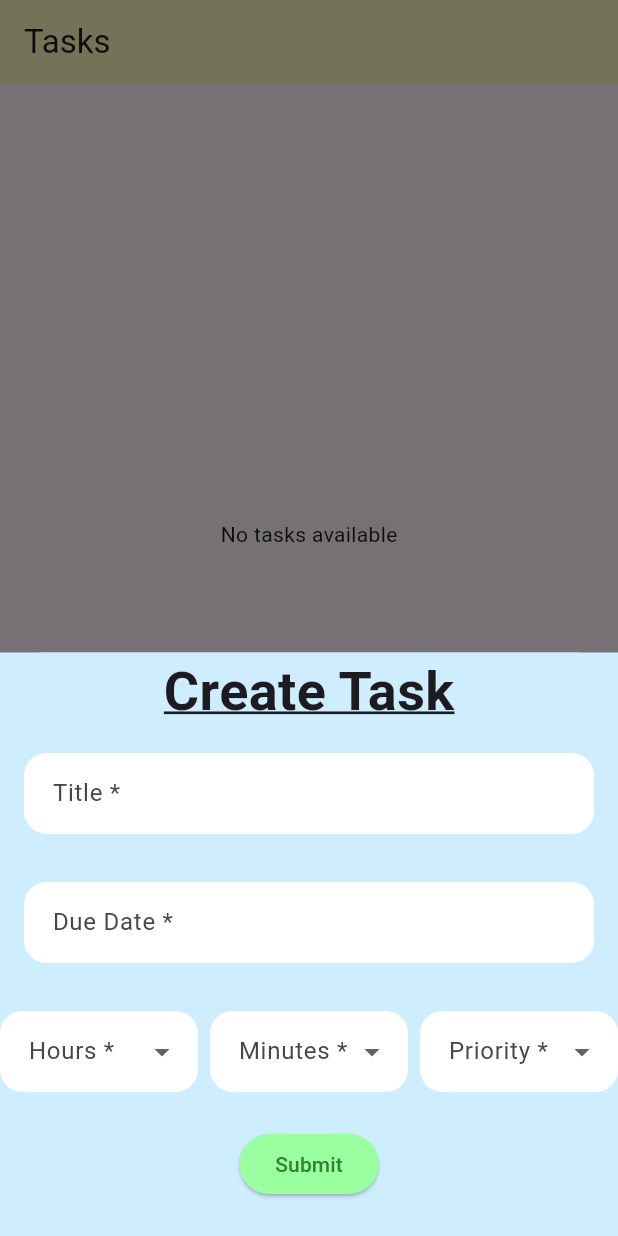
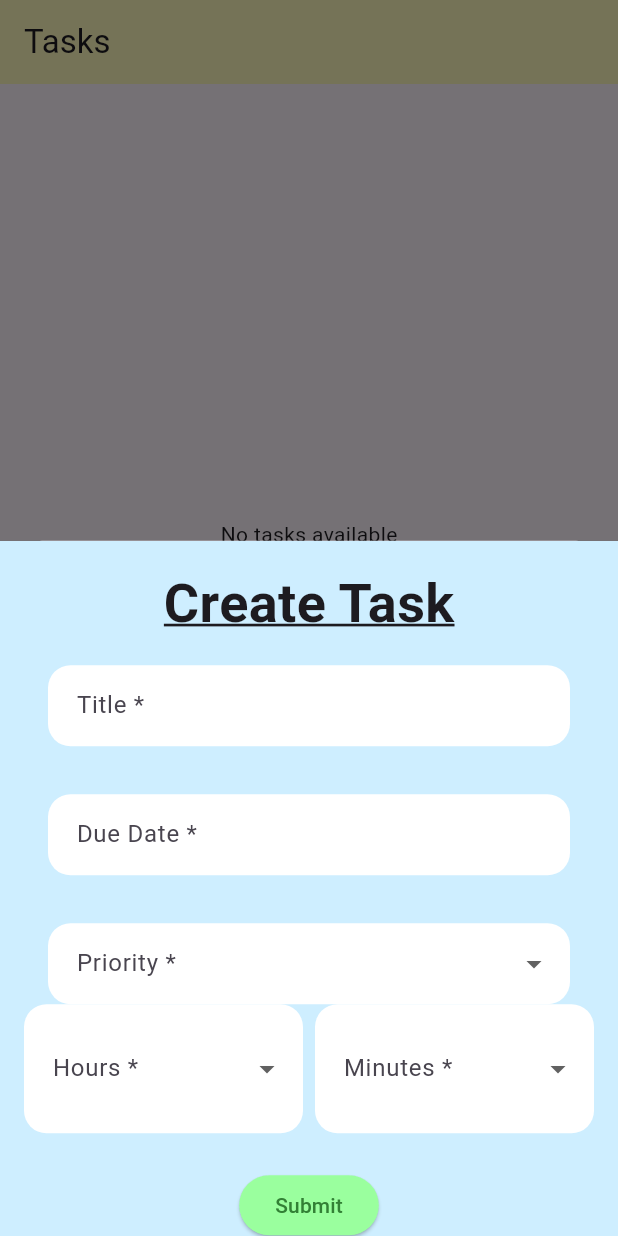
Before and after one commit to sayglenn/edugalaxy, a Flutter app: the screen it shows once a user with an empty profile is signed in, item 2 of the bottom bar chosen, after a tap on the "add" icon, on a phone screen of 412 x 824 dp. Run offline on Flutter 3.47's test engine with Material 3 defaults, Android fonts, the phone set to English and light mode, and no system bars; drawn by our look-alikes of date_field; our stand-ins replace firebase_auth, firebase_core, firebase_database, flutter_dotenv, google_sign_in; accounts and stored records are empty.

Commit message:
spacing debug

```diff
--- a/lib/pages/tasks.dart
+++ b/lib/pages/tasks.dart
@@ -37,7 +37,7 @@ class _TasksPageState extends State<TasksPage> {
     });
   }
 
-  Future<void> _showTaskCreationSheet(BuildContext context) async {
+  /* Future<void> _showTaskCreationSheet(BuildContext context) async {
     final result = await showModalBottomSheet<bool>(
       context: context,
       builder: (BuildContext context) {
@@ -84,13 +84,75 @@ class _TasksPageState extends State<TasksPage> {
         );
       },
     );
-    bool test = result == true;
-    print(test);
+    if (result == true) {
+      print('Task creation successful, fetching tasks');
+      _fetchTasks();
+    }
+  }*/
+
+  Future<void> _showTaskCreationSheet(BuildContext context) async {
+    final result = await showModalBottomSheet<bool>(
+      context: context,
+      builder: (BuildContext context) {
+        return SingleChildScrollView(
+          child: Container(
+            width: double.infinity,
+            color: Color.fromARGB(255, 206, 238, 255),
+            child: Padding(
+              padding: const EdgeInsets.all(16.0),
+              child: Column(
+                mainAxisSize: MainAxisSize.min,
+                children: [
+                  const Padding(
+                    padding: EdgeInsets.symmetric(horizontal: 8.0),
+                    child: Text(
+                      "Create Task",
+                      style: TextStyle(
+                          decoration: TextDecoration.underline,
+                          fontSize: 36,
+                          fontWeight: FontWeight.w700),
+                    ),
+                  ),
+                  Form(
+                    key: _formKey,
+                    child: Column(
+                      crossAxisAlignment: CrossAxisAlignment.start,
+                      children: [
+                        _titleField(),
+                        _dueDateField(),
+                        _priorityField(),
+                        Wrap(
+                          spacing: 8.0,
+                          runSpacing: 8.0,
+                          children: [
+                            SizedBox(
+                              width: MediaQuery.of(context).size.width / 2 - 20,
+                              child: _hoursField(),
+                            ),
+                            SizedBox(
+                              width: MediaQuery.of(context).size.width / 2 - 20,
+                              child: _minutesField(),
+                            )
+                          ],
+                        ),
+                        _submitTask(context),
+                      ],
+                    ),
+                  ),
+                ],
+              ),
+            ),
+          ),
+        );
+      },
+    );
+
     if (result == true) {
       print('Task creation successful, fetching tasks');
       _fetchTasks();
     }
   }
+
 
   @override
   Widget build(BuildContext context) {
@@ -200,13 +262,12 @@ class _TasksPageState extends State<TasksPage> {
   }
 
   Widget _priorityField() {
-    // return Padding(
-    //   padding: const EdgeInsets.only(
-    //     left: 4.0,
-    //     right: 16.0,
-    //   ),
-    //  child:
-    return DropdownButtonFormField<int?>(
+    return Padding(
+      padding: const EdgeInsets.only(
+        left: 16.0,
+        right: 16.0,
+      ),
+     child: DropdownButtonFormField<int?>(
       decoration: InputDecoration(
         labelText: "Priority *",
         filled: true,
@@ -247,7 +308,7 @@ class _TasksPageState extends State<TasksPage> {
         }
         return null;
       },
-      //),
+      ),
     );
   }
 
@@ -259,6 +320,11 @@ class _TasksPageState extends State<TasksPage> {
     //   ),
     //   child:
     return DropdownButtonFormField<int>(
+      padding: const EdgeInsets.only(
+        top: 32.0,
+        left: 8.0,
+        right: 16.0,
+      ),
       decoration: InputDecoration(
         labelText: "Minutes *",
         filled: true,
@@ -315,6 +381,11 @@ class _TasksPageState extends State<TasksPage> {
     //   ),
     //   child:
     return DropdownButtonFormField<int>(
+      padding: const EdgeInsets.only(
+        top: 32.0,
+        left: 16.0,
+        right: 8.0,
+      ),
       decoration: InputDecoration(
         labelText: "Hours *",
         filled: true,
```
